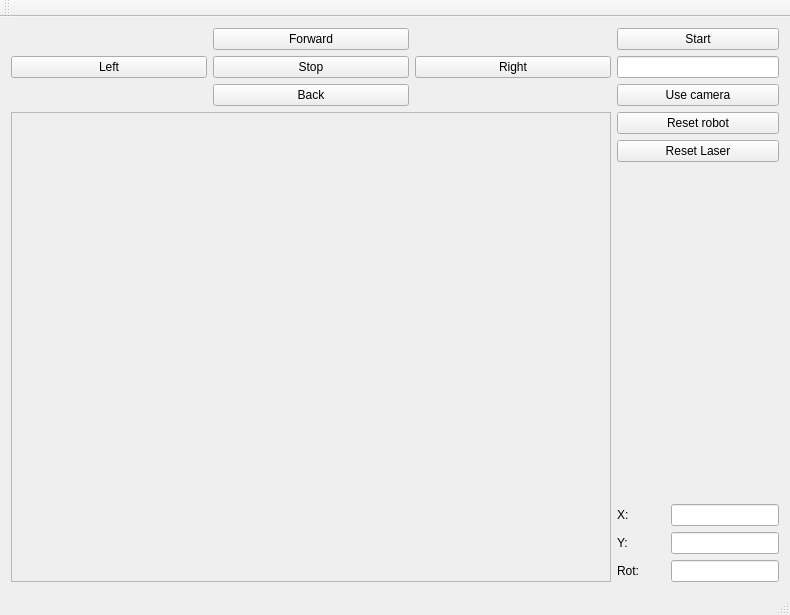
Old version of the form mainwindow.ui in the repository Misqo98/RMR_Uloha_01.
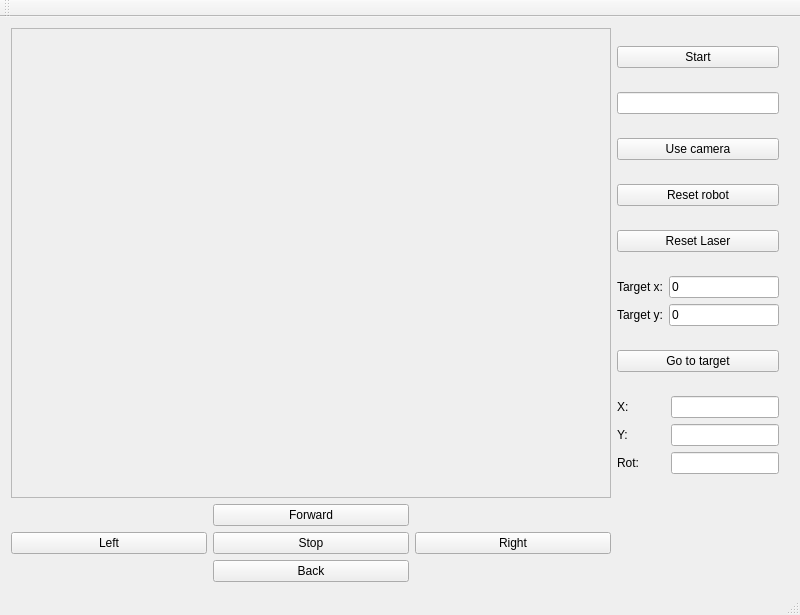
New version of the form.

Commit message: Angle regulator

What changed in the file:
```diff
--- a/mainwindow.ui
+++ b/mainwindow.ui
@@ -6,7 +6,7 @@
    <rect>
     <x>0</x>
     <y>0</y>
-    <width>788</width>
+    <width>800</width>
     <height>615</height>
    </rect>
   </property>
@@ -14,88 +14,8 @@
    <string>MainWindow</string>
   </property>
   <widget class="QWidget" name="centralWidget">
-   <layout class="QGridLayout" name="gridLayout">
-    <item row="2" column="0">
-     <widget class="QFrame" name="frame">
-      <property name="sizePolicy">
-       <sizepolicy hsizetype="MinimumExpanding" vsizetype="Expanding">
-        <horstretch>0</horstretch>
-        <verstretch>0</verstretch>
-       </sizepolicy>
-      </property>
-      <property name="minimumSize">
-       <size>
-        <width>600</width>
-        <height>450</height>
-       </size>
-      </property>
-      <property name="frameShape">
-       <enum>QFrame::StyledPanel</enum>
-      </property>
-      <property name="frameShadow">
-       <enum>QFrame::Raised</enum>
-      </property>
-     </widget>
-    </item>
-    <item row="1" column="1">
-     <layout class="QVBoxLayout" name="verticalLayout">
-      <item>
-       <widget class="QPushButton" name="pushButton_9">
-        <property name="sizePolicy">
-         <sizepolicy hsizetype="Fixed" vsizetype="Fixed">
-          <horstretch>0</horstretch>
-          <verstretch>0</verstretch>
-         </sizepolicy>
-        </property>
-        <property name="minimumSize">
-         <size>
-          <width>162</width>
-          <height>0</height>
-         </size>
-        </property>
-        <property name="text">
-         <string>Start</string>
-        </property>
-       </widget>
-      </item>
-      <item>
-       <widget class="QLineEdit" name="lineEdit">
-        <property name="sizePolicy">
-         <sizepolicy hsizetype="Fixed" vsizetype="Fixed">
-          <horstretch>0</horstretch>
-          <verstretch>0</verstretch>
-         </sizepolicy>
-        </property>
-        <property name="minimumSize">
-         <size>
-          <width>162</width>
-          <height>0</height>
-         </size>
-        </property>
-       </widget>
-      </item>
-      <item>
-       <widget class="QPushButton" name="pushButton">
-        <property name="sizePolicy">
-         <sizepolicy hsizetype="Fixed" vsizetype="Fixed">
-          <horstretch>0</horstretch>
-          <verstretch>0</verstretch>
-         </sizepolicy>
-        </property>
-        <property name="minimumSize">
-         <size>
-          <width>162</width>
-          <height>0</height>
-         </size>
-        </property>
-        <property name="text">
-         <string>Use camera</string>
-        </property>
-       </widget>
-      </item>
-     </layout>
-    </item>
-    <item row="1" column="0">
+   <layout class="QGridLayout" name="gridLayout_4">
+    <item row="3" column="1">
      <layout class="QGridLayout" name="gridLayout_2">
       <item row="1" column="2">
        <widget class="QPushButton" name="pushButton_5">
@@ -164,8 +84,75 @@
       </item>
      </layout>
     </item>
-    <item row="2" column="1">
-     <layout class="QVBoxLayout" name="verticalLayout_2">
+    <item row="1" column="5">
+     <spacer name="horizontalSpacer">
+      <property name="orientation">
+       <enum>Qt::Horizontal</enum>
+      </property>
+      <property name="sizeHint" stdset="0">
+       <size>
+        <width>205</width>
+        <height>20</height>
+       </size>
+      </property>
+     </spacer>
+    </item>
+    <item row="1" column="3" rowspan="2" colspan="2">
+     <layout class="QVBoxLayout" name="verticalLayout">
+      <item>
+       <widget class="QPushButton" name="pushButton_9">
+        <property name="sizePolicy">
+         <sizepolicy hsizetype="Fixed" vsizetype="Fixed">
+          <horstretch>0</horstretch>
+          <verstretch>0</verstretch>
+         </sizepolicy>
+        </property>
+        <property name="minimumSize">
+         <size>
+          <width>162</width>
+          <height>0</height>
+         </size>
+        </property>
+        <property name="text">
+         <string>Start</string>
+        </property>
+       </widget>
+      </item>
+      <item>
+       <widget class="QLineEdit" name="lineEdit">
+        <property name="sizePolicy">
+         <sizepolicy hsizetype="Fixed" vsizetype="Fixed">
+          <horstretch>0</horstretch>
+          <verstretch>0</verstretch>
+         </sizepolicy>
+        </property>
+        <property name="minimumSize">
+         <size>
+          <width>162</width>
+          <height>0</height>
+         </size>
+        </property>
+       </widget>
+      </item>
+      <item>
+       <widget class="QPushButton" name="pushButton">
+        <property name="sizePolicy">
+         <sizepolicy hsizetype="Fixed" vsizetype="Fixed">
+          <horstretch>0</horstretch>
+          <verstretch>0</verstretch>
+         </sizepolicy>
+        </property>
+        <property name="minimumSize">
+         <size>
+          <width>162</width>
+          <height>0</height>
+         </size>
+        </property>
+        <property name="text">
+         <string>Use camera</string>
+        </property>
+       </widget>
+      </item>
       <item>
        <widget class="QPushButton" name="pushButton_8">
         <property name="sizePolicy">
@@ -205,17 +192,43 @@
        </widget>
       </item>
       <item>
-       <spacer name="verticalSpacer">
-        <property name="orientation">
-         <enum>Qt::Vertical</enum>
+       <layout class="QGridLayout" name="gridLayout">
+        <item row="0" column="1">
+         <widget class="QLineEdit" name="lineEdit_5">
+          <property name="text">
+           <string>0</string>
+          </property>
+         </widget>
+        </item>
+        <item row="0" column="0">
+         <widget class="QLabel" name="label_4">
+          <property name="text">
+           <string>Target x:</string>
+          </property>
+         </widget>
+        </item>
+        <item row="1" column="0">
+         <widget class="QLabel" name="label_5">
+          <property name="text">
+           <string>Target y:</string>
+          </property>
+         </widget>
+        </item>
+        <item row="1" column="1">
+         <widget class="QLineEdit" name="lineEdit_6">
+          <property name="text">
+           <string>0</string>
+          </property>
+         </widget>
+        </item>
+       </layout>
+      </item>
+      <item>
+       <widget class="QPushButton" name="pushButton_11">
+        <property name="text">
+         <string>Go to target</string>
         </property>
-        <property name="sizeHint" stdset="0">
-         <size>
-          <width>20</width>
-          <height>40</height>
-         </size>
-        </property>
-       </spacer>
+       </widget>
       </item>
       <item>
        <layout class="QGridLayout" name="gridLayout_3">
@@ -292,6 +305,41 @@
       </item>
      </layout>
     </item>
+    <item row="1" column="1" rowspan="2">
+     <widget class="QFrame" name="frame">
+      <property name="sizePolicy">
+       <sizepolicy hsizetype="MinimumExpanding" vsizetype="Expanding">
+        <horstretch>0</horstretch>
+        <verstretch>0</verstretch>
+       </sizepolicy>
+      </property>
+      <property name="minimumSize">
+       <size>
+        <width>600</width>
+        <height>450</height>
+       </size>
+      </property>
+      <property name="frameShape">
+       <enum>QFrame::StyledPanel</enum>
+      </property>
+      <property name="frameShadow">
+       <enum>QFrame::Raised</enum>
+      </property>
+     </widget>
+    </item>
+    <item row="1" column="2">
+     <spacer name="horizontalSpacer_2">
+      <property name="orientation">
+       <enum>Qt::Horizontal</enum>
+      </property>
+      <property name="sizeHint" stdset="0">
+       <size>
+        <width>40</width>
+        <height>20</height>
+       </size>
+      </property>
+     </spacer>
+    </item>
    </layout>
   </widget>
   <widget class="QMenuBar" name="menuBar">
```
Left out of the diff: 80 changed lines with no effect on the pictures. The commit also changes 2 other files.
